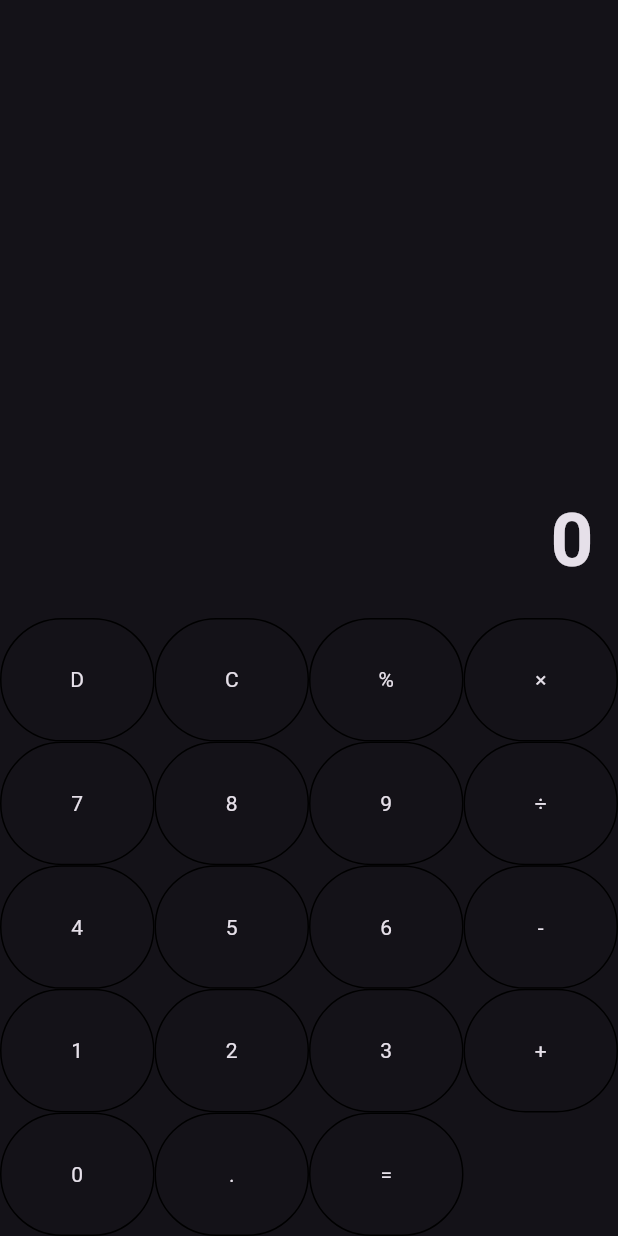
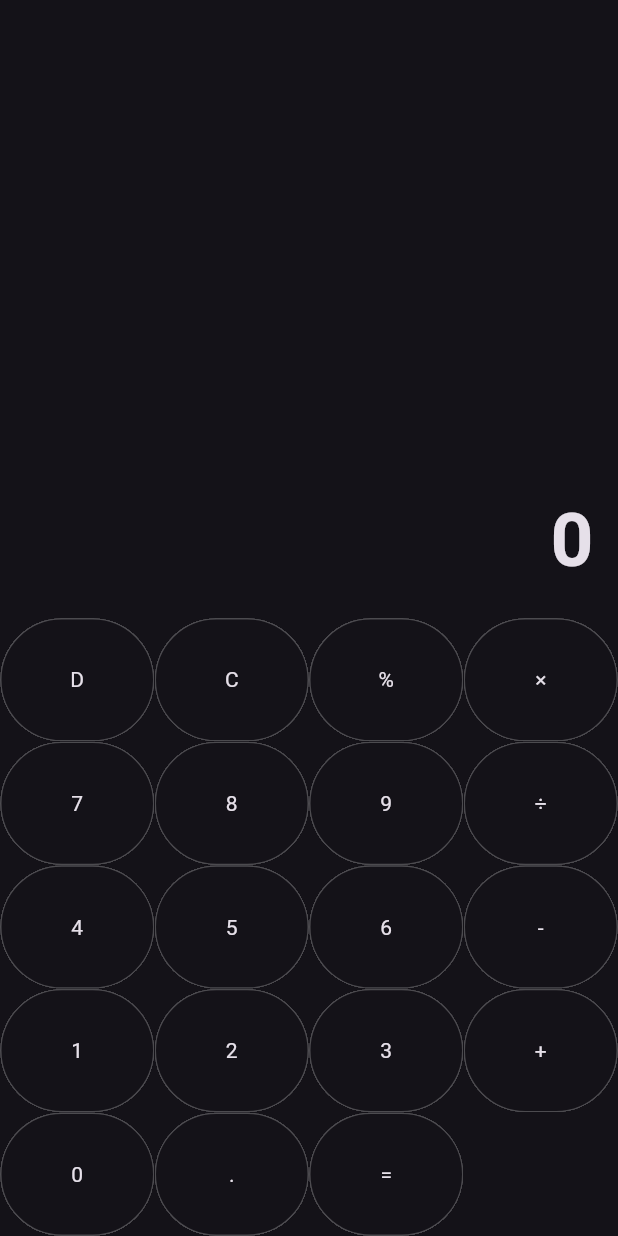
Before and after one commit to NipunaMadula/Flutter-Calc, a Flutter app: the screen it shows after launch, on a phone screen of 412 x 824 dp. Run offline on Flutter 3.47's test engine with Material 3 defaults, Android fonts, the phone set to English and light mode, and no system bars.

Commit message:
Updated button with clip behavior and border styling

```diff
--- a/lib/calculator_screen.dart
+++ b/lib/calculator_screen.dart
@@ -54,7 +54,10 @@ class _CalculatorScreenState extends State<CalculatorScreen> {
 
 Widget buildbutton(value) {
   return Material(
-    shape: OutlineInputBorder(borderRadius: BorderRadius.circular(100),
+    clipBehavior: Clip.hardEdge,
+    shape: OutlineInputBorder(
+      borderSide: BorderSide(color: Colors.white24),
+      borderRadius: BorderRadius.circular(100),
     ),
     child: Center(
       child: InkWell(
```
